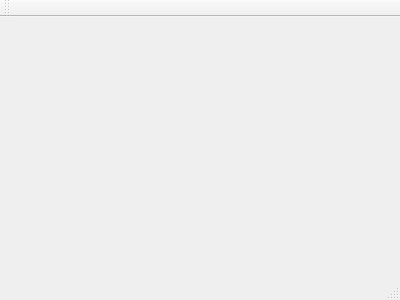
This is hello/mainwindow.ui in saibi/cam_gst_qt as Qt 5 draws it before an edit. The edited form follows.
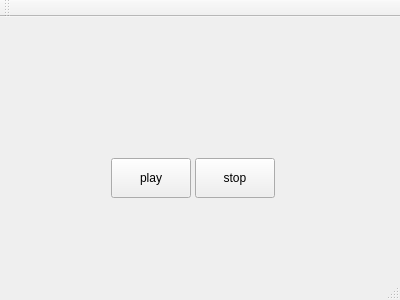
This is the edited form.

Commit message: implement play/stop btn. pass gst pipeline to mainwindow.

What changed in the file:
```diff
--- a/hello/mainwindow.ui
+++ b/hello/mainwindow.ui
@@ -12,13 +12,67 @@
   <property name="windowTitle" >
    <string>MainWindow</string>
   </property>
-  <widget class="QMenuBar" name="menuBar" />
-  <widget class="QToolBar" name="mainToolBar" />
-  <widget class="QWidget" name="centralWidget" />
-  <widget class="QStatusBar" name="statusBar" />
+  <widget class="QWidget" name="centralWidget">
+   <widget class="QWidget" name="widget_btn" native="true">
+    <property name="geometry">
+     <rect>
+      <x>100</x>
+      <y>130</y>
+      <width>184</width>
+      <height>58</height>
+     </rect>
+    </property>
+    <layout class="QHBoxLayout" name="horizontalLayout">
+     <item>
+      <widget class="QPushButton" name="pushButton_play">
+       <property name="minimumSize">
+        <size>
+         <width>80</width>
+         <height>40</height>
+        </size>
+       </property>
+       <property name="text">
+        <string>play</string>
+       </property>
+      </widget>
+     </item>
+     <item>
+      <widget class="QPushButton" name="pushButton_stop">
+       <property name="minimumSize">
+        <size>
+         <width>80</width>
+         <height>40</height>
+        </size>
+       </property>
+       <property name="text">
+        <string>stop</string>
+       </property>
+      </widget>
+     </item>
+    </layout>
+   </widget>
+  </widget>
+  <widget class="QMenuBar" name="menuBar">
+   <property name="geometry">
+    <rect>
+     <x>0</x>
+     <y>0</y>
+     <width>400</width>
+     <height>22</height>
+    </rect>
+   </property>
+  </widget>
+  <widget class="QToolBar" name="mainToolBar">
+   <attribute name="toolBarArea">
+    <enum>TopToolBarArea</enum>
+   </attribute>
+   <attribute name="toolBarBreak">
+    <bool>false</bool>
+   </attribute>
+  </widget>
+  <widget class="QStatusBar" name="statusBar"/>
  </widget>
- <layoutDefault spacing="6" margin="11" />
- <pixmapfunction></pixmapfunction>
+ <layoutdefault spacing="6" margin="11"/>
  <resources/>
  <connections/>
 </ui>
```
Left out of the diff: 7 changed lines with no effect on the pictures. The commit also changes 3 other files.
